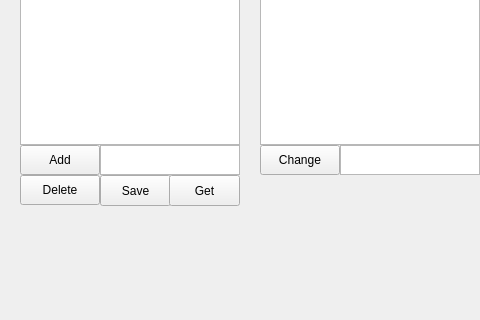
Old version of the form laba3/mainwindow.ui in the repository seara2k/HSE-PROJECT-OOP; both pictures show x 0 to 480 and y 185 to 505 of the 1000 by 700 pixel window.
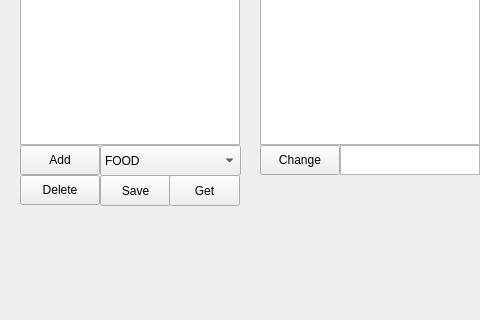
New version of the form.

```diff
--- a/laba3/mainwindow.ui
+++ b/laba3/mainwindow.ui
@@ -222,16 +222,6 @@
      <string>Delete</string>
     </property>
    </widget>
-   <widget class="QTextEdit" name="menuNameEdit">
-    <property name="geometry">
-     <rect>
-      <x>100</x>
-      <y>330</y>
-      <width>140</width>
-      <height>30</height>
-     </rect>
-    </property>
-   </widget>
    <widget class="QTextEdit" name="changeEdit">
     <property name="geometry">
      <rect>
@@ -480,6 +470,26 @@
      <string>Get</string>
     </property>
    </widget>
+   <widget class="QComboBox" name="typecomboBox">
+    <property name="geometry">
+     <rect>
+      <x>100</x>
+      <y>330</y>
+      <width>141</width>
+      <height>31</height>
+     </rect>
+    </property>
+    <item>
+     <property name="text">
+      <string>FOOD</string>
+     </property>
+    </item>
+    <item>
+     <property name="text">
+      <string>DRINK</string>
+     </property>
+    </item>
+   </widget>
   </widget>
   <widget class="QMenuBar" name="menubar">
    <property name="geometry">
```
Left out of the diff: 2 changed lines with no effect on the pictures.
